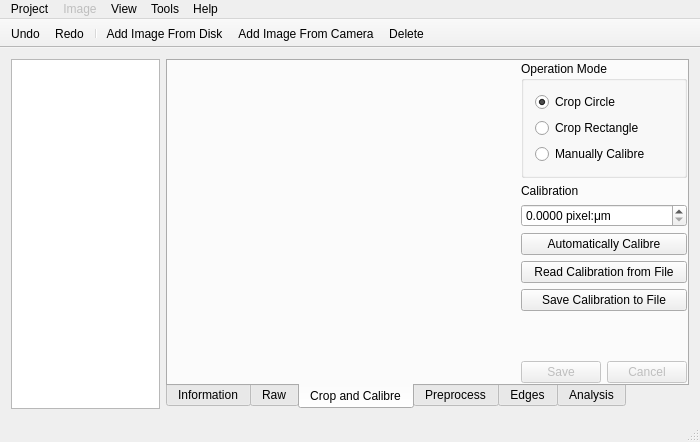
Qt form gui/mainwindow.ui (librehat/caiga) before a commit.
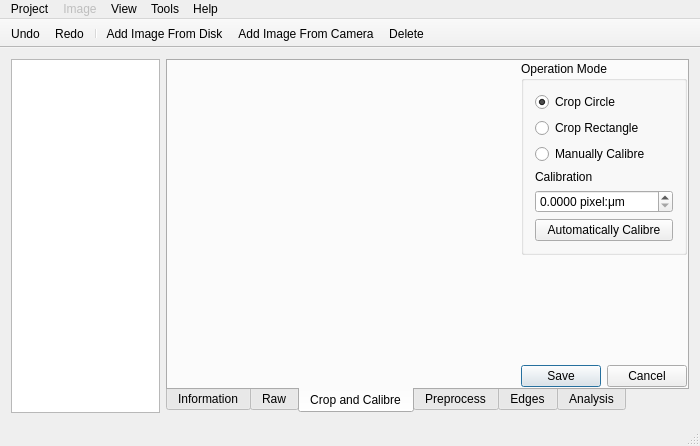
The same form after that commit. The open tabs and pages were chosen to show the change. Icons and pictures are not drawn. Custom widgets are drawn as their Qt base class.

What changed in the file:
```diff
--- a/gui/mainwindow.ui
+++ b/gui/mainwindow.ui
@@ -7,7 +7,7 @@
     <x>0</x>
     <y>0</y>
     <width>700</width>
-    <height>442</height>
+    <height>446</height>
    </rect>
   </property>
   <property name="sizePolicy">
@@ -104,11 +104,8 @@
         <property name="margin">
          <number>0</number>
         </property>
-        <item row="3" column="2" alignment="Qt::AlignBottom">
+        <item row="5" column="2" alignment="Qt::AlignBottom">
          <widget class="QDialogButtonBox" name="ccButtonBox">
-          <property name="enabled">
-           <bool>false</bool>
-          </property>
           <property name="sizePolicy">
            <sizepolicy hsizetype="Preferred" vsizetype="Fixed">
             <horstretch>1</horstretch>
@@ -120,7 +117,7 @@
           </property>
          </widget>
         </item>
-        <item row="0" column="0" rowspan="4">
+        <item row="0" column="0" rowspan="6">
          <widget class="QImageDrawer" name="cropLabel" native="true">
           <property name="sizePolicy">
            <sizepolicy hsizetype="Preferred" vsizetype="Preferred">
@@ -130,10 +127,14 @@
           </property>
          </widget>
         </item>
-        <item row="0" column="2">
-         <layout class="QVBoxLayout" name="ccRightVerticalLayout">
-          <item>
+        <item row="0" column="2" rowspan="5" alignment="Qt::AlignTop">
            <widget class="QGroupBox" name="ccModeGroupBox">
+          <property name="sizePolicy">
+           <sizepolicy hsizetype="Preferred" vsizetype="Expanding">
+            <horstretch>0</horstretch>
+            <verstretch>0</verstretch>
+           </sizepolicy>
+          </property>
             <property name="title">
              <string>Operation Mode</string>
             </property>
@@ -171,9 +172,6 @@
                </attribute>
               </widget>
              </item>
-            </layout>
-           </widget>
-          </item>
           <item>
            <widget class="QLabel" name="calibreLabel">
             <property name="sizePolicy">
@@ -210,21 +208,8 @@
             </property>
            </widget>
           </item>
-          <item>
-           <widget class="QPushButton" name="readCalibrationButton">
-            <property name="text">
-             <string>Read Calibration from File</string>
-            </property>
-           </widget>
-          </item>
-          <item>
-           <widget class="QPushButton" name="saveCalibrationButton">
-            <property name="text">
-             <string>Save Calibration to File</string>
-            </property>
-           </widget>
-          </item>
-         </layout>
+          </layout>
+         </widget>
         </item>
        </layout>
       </widget>
```
Left out of the diff: 20 changed lines with no effect on the pictures. Lines whose indentation alone changed are shown as unchanged.
